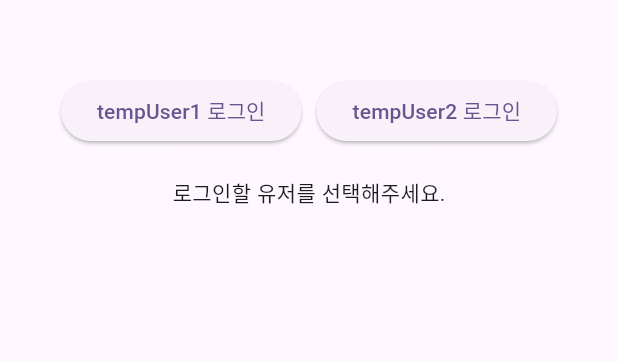
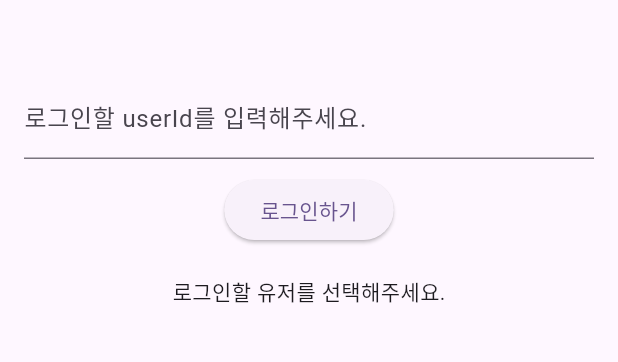
Before and after one commit to Saehanseul/flutter-chat, a Flutter app: the screen it shows after launch, on a phone screen of 412 x 824 dp, the part 63-425 px from its top. Run offline on Flutter 3.47's test engine with Material 3 defaults, Android fonts, the phone set to English and light mode, and no system bars; our stand-ins replace cloud_firestore, firebase_core, flutter_slidable; accounts and stored records are empty.

Commit message:
Etc: 유저 id 입력 방식으로 테스트 환경 변경

```diff
--- a/lib/main.dart
+++ b/lib/main.dart
@@ -49,31 +49,26 @@ class App extends StatefulWidget {
 }
 
 class _ChatScreenState extends State<App> {
-  final tempUser1 = {
-    'id': 'user1',
-    'name': 'user1',
-  };
-  final tempUser2 = {
-    'id': 'user2',
-    'name': 'user2',
-  };
-
-  Map<String, String>? currentUser;
+  final TextEditingController _userIdController = TextEditingController();
+  final TextEditingController _chatUserIdController = TextEditingController();
+  String? currentUserId;
 
   @override
   void initState() {
     super.initState();
   }
 
-  void setCurrentUser(Map<String, String> user) {
+  void setCurrentUser(String userId) {
     setState(() {
-      currentUser = user;
-      // WidgetsBinding.instance.addPostFrameCallback((_) {
-      //   final chatChannelViewModel =
-      //       Provider.of<ChatChannelViewModel>(context, listen: false);
-      //   chatChannelViewModel.fetchChatChannels(currentUser!['id']!);
-      // });
+      currentUserId = userId;
     });
+  }
+
+  @override
+  void dispose() {
+    _userIdController.dispose();
+    _chatUserIdController.dispose();
+    super.dispose();
   }
 
   @override
@@ -84,36 +79,66 @@ class _ChatScreenState extends State<App> {
       appBar: AppBar(
         title: const Text('Meemong Chat'),
       ),
-      body: Padding(
+      body: GestureDetector(
+        onTap: () {
+          FocusScope.of(context).unfocus();
+        },
+        child: SingleChildScrollView(
+          child: Padding(
             padding: const EdgeInsets.all(16.0),
             child: Center(
               child: Column(
                 // mainAxisAlignment: MainAxisAlignment.center,
                 children: [
                   const SizedBox(height: 20),
-              Row(
-                mainAxisAlignment: MainAxisAlignment.center,
-                children: [
+                  TextField(
+                    controller: _userIdController,
+                    decoration: const InputDecoration(
+                      labelText: '로그인할 userId를 입력해주세요.',
+                    ),
+                  ),
+                  const SizedBox(height: 10),
                   ElevatedButton(
-                    onPressed: () => setCurrentUser(tempUser1),
-                    child: const Text('tempUser1 로그인'),
-                  ),
-                  const SizedBox(width: 10),
-                  ElevatedButton(
-                    onPressed: () => setCurrentUser(tempUser2),
-                    child: const Text('tempUser2 로그인'),
-                  ),
-                ],
+                    onPressed: () {
+                      if (_userIdController.text.isNotEmpty) {
+                        setCurrentUser(_userIdController.text);
+                      }
+                    },
+                    child: const Text('로그인하기'),
                   ),
                   const SizedBox(height: 20),
-              if (currentUser == null)
+                  if (currentUserId == null)
                     const Text('로그인할 유저를 선택해주세요.')
                   else
-                Flexible(
-                  child: Column(
+                    Column(
                       mainAxisSize: MainAxisSize.min,
                       children: [
-                      Text("현재 로그인한 유저: ${currentUser!['name']}"),
+                        Text("현재 로그인한 유저: $currentUserId"),
+                        const SizedBox(height: 20),
+                        TextField(
+                          controller: _chatUserIdController,
+                          decoration: const InputDecoration(
+                            labelText: '채팅할 userId를 입력해주세요.',
+                          ),
+                        ),
+                        const SizedBox(height: 10),
+                        ElevatedButton(
+                          onPressed: () async {
+                            final chatUserId = _chatUserIdController.text;
+                            if (chatUserId.isNotEmpty &&
+                                currentUserId != null) {
+                              final chatChannelViewModel =
+                                  Provider.of<ChatChannelViewModel>(context,
+                                      listen: false);
+                              await chatChannelViewModel.createChannel(
+                                sendUserId: currentUserId!,
+                                receiveUserId: chatUserId,
+                              );
+                            }
+                          },
+                          child: const Text('채팅 시작하기'),
+                        ),
+                        const SizedBox(height: 20),
                         ListTile(
                           title: const Text('채팅방 리스트'),
                           onTap: () {
@@ -121,15 +146,17 @@ class _ChatScreenState extends State<App> {
                               context,
                               MaterialPageRoute(
                                 builder: (context) => ChatChannelListScreen(
-                                  userId: currentUser!['id']!,
+                                  userId: currentUserId!,
                                 ),
                               ),
                             );
-                          })
+                          },
+                        )
+                      ],
+                    ),
                 ],
               ),
             ),
-            ],
           ),
         ),
       ),
```
Lines whose indentation alone changed are shown as unchanged.
